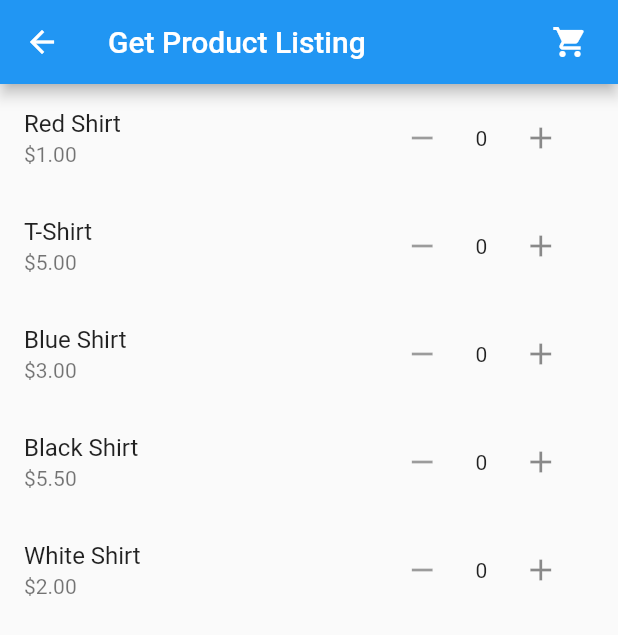
After one commit to emmett-deen/Flutter-Atlanta-State-Management-Comparison, a Flutter app: the screen it shows after launch, after a tap on "Get", on a phone screen of 412 x 824 dp. The commit adds this screen. Shown: the top 635 px of the screen. Run offline on Flutter 3.47's test engine with Material 2 defaults, Android fonts, the phone set to English and light mode, and no system bars; drawn by our look-alikes of badges; our stand-ins replace flutter_bloc, freezed_annotation, get; generated files the repository leaves out were written again.

Commit message:
getx list example

```diff
--- /dev/null
+++ b/lib/get/controllers/cart_controller.dart
@@ -0,0 +1,19 @@
+import 'package:get/get.dart';
+
+import '../../data/models/product.dart';
+
+class CartController extends GetxController {
+  final RxMap<Product, int> cart = RxMap<Product, int>();
+
+  void addProduct(Product product) {
+    cart.putIfAbsent(product, () => 0);
+    cart[product] = (cart[product] ?? 0) + 1;
+  }
+
+  void removeProduct(Product product){
+    cart[product] = (cart[product] ?? 0) - 1;
+    if ((cart[product] ?? 0) <= 0) {
+      cart.remove(product);
+    }
+  }
+}
--- /dev/null
+++ b/lib/get/controllers/products_controller.dart
@@ -0,0 +1,14 @@
+import 'package:flutter_atlanta_state_management_comparison/data/api/api_service.dart';
+import 'package:get/get.dart';
+
+import '../../data/models/product.dart';
+
+class ProductsController extends GetxController {
+  final RxList<Product> products = RxList<Product>();
+
+  @override
+  void onInit() async {
+    products.value = await APIService().getAllProducts();
+    super.onInit();
+  }
+}
--- /dev/null
+++ b/lib/get/screens/get_product_listing_screen.dart
@@ -0,0 +1,76 @@
+// ignore_for_file: avoid_print
+
+import 'package:badges/badges.dart';
+import 'package:flutter_atlanta_state_management_comparison/bloc/screens/bloc_product_detail_screen.dart';
+import 'package:flutter_atlanta_state_management_comparison/get/controllers/cart_controller.dart';
+import 'package:flutter_atlanta_state_management_comparison/widgets/product_list_tile.dart';
+import 'package:flutter/material.dart';
+import 'package:get/get.dart';
+
+import '../controllers/products_controller.dart';
+
+class GetProductListingScreen extends GetView<ProductsController> {
+  const GetProductListingScreen({Key? key}) : super(key: key);
+
+  @override
+  Widget build(BuildContext context) {
+    return Scaffold(
+        appBar: AppBar(
+          title: const Text('Get Product Listing'),
+          actions: [
+            Obx(() => Padding(
+                  padding: const EdgeInsets.all(8.0),
+                  child: Badge(
+                    position: BadgePosition.topEnd(end: -5),
+                    badgeContent: Text(Get.find<CartController>()
+                            .cart
+                            .isNotEmpty
+                        ? '${Get.find<CartController>().cart.values.reduce((a, b) => a + b)}'
+                        : '0'),
+                    showBadge: Get.find<CartController>().cart.isNotEmpty,
+                    child: IconButton(
+                      icon: const Icon(Icons.shopping_cart),
+                      onPressed: () {},
+                    ),
+                  ),
+                ))
+          ],
+        ),
+        body: Obx(() {
+          print('rebuild ${Get.find<CartController>().cart.toString()}');
+
+          if (controller.products.isEmpty) {
+            return const Center(child: CircularProgressIndicator());
+          } else {
+            return ListView.builder(
+                itemCount: controller.products.length,
+                itemBuilder: (context, index) => InkWell(
+                      onTap: () {
+                        Navigator.of(context).push(MaterialPageRoute(
+                            builder: ((context) => BlocProductDetailScreen(
+                                product: controller.products[index]))));
+                      },
+                      child: ProductListTile(
+                        product: controller.products[index],
+                        quantity: Get.find<CartController>()
+                                .cart[controller.products[index]] ??
+                            0,
+                        onDecrement: (Get.find<CartController>()
+                                        .cart[controller.products[index]] ??
+                                    0) <=
+                                0
+                            ? null
+                            : () {
+                                Get.find<CartController>()
+                                    .removeProduct(controller.products[index]);
+                              },
+                        onIncrement: () {
+                          Get.find<CartController>()
+                              .addProduct(controller.products[index]);
+                        },
+                      ),
+                    ));
+          }
+        }));
+  }
+}
--- a/lib/home_page.dart
+++ b/lib/home_page.dart
@@ -1,9 +1,12 @@
 import 'package:flutter/material.dart';
+import 'package:flutter_atlanta_state_management_comparison/get/screens/get_product_listing_screen.dart';
 
 import 'bloc/screens/bloc_product_listing_screen.dart';
 
 class HomePage extends StatelessWidget {
   const HomePage({Key? key}) : super(key: key);
+
+
 
   @override
   Widget build(BuildContext context) {
@@ -17,7 +20,15 @@ class HomePage extends StatelessWidget {
           title: const Text('Bloc'),
           onTap: (){
             Navigator.of(context).push(MaterialPageRoute(
-              builder: (context) => BlocProductListingScreen(),
+              builder: (context) => const BlocProductListingScreen(),
+            ));
+          },
+        ),
+        ListTile(
+          title: const Text('Get'),
+          onTap: () {
+            Navigator.of(context).push(MaterialPageRoute(
+              builder: (context) => const GetProductListingScreen(),
             ));
           },
         )
--- a/lib/main.dart
+++ b/lib/main.dart
@@ -1,11 +1,17 @@
 import 'package:flutter/material.dart';
 import 'package:flutter_atlanta_state_management_comparison/bloc/cart/cart_bloc.dart';
 import 'package:flutter_atlanta_state_management_comparison/bloc/products/products_bloc.dart';
+import 'package:flutter_atlanta_state_management_comparison/get/controllers/cart_controller.dart';
 import 'package:flutter_bloc/flutter_bloc.dart';
+import 'package:get/get.dart';
 
+import 'get/controllers/products_controller.dart';
 import 'home_page.dart';
 
-void main() {
+void main() async {
+  WidgetsFlutterBinding.ensureInitialized();
+  Get.put<CartController>(CartController(), permanent: true);
+  Get.put<ProductsController>(ProductsController(), permanent: true);
   runApp(const MyApp());
 }
 
--- a/pubspec.yaml
+++ b/pubspec.yaml
@@ -33,6 +33,7 @@ dependencies:
     sdk: flutter
   flutter_bloc: ^8.0.1
   freezed_annotation: ^2.0.3
+  get: ^4.6.1
   json_annotation: ^4.5.0
 
 dev_dependencies:
```
Also changed, not shown: pubspec.lock.
